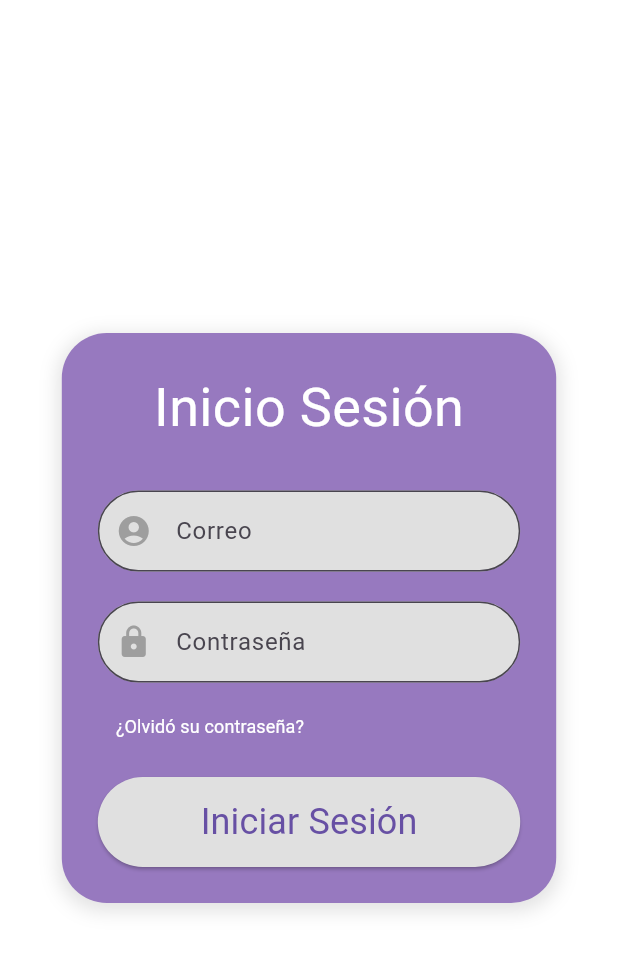
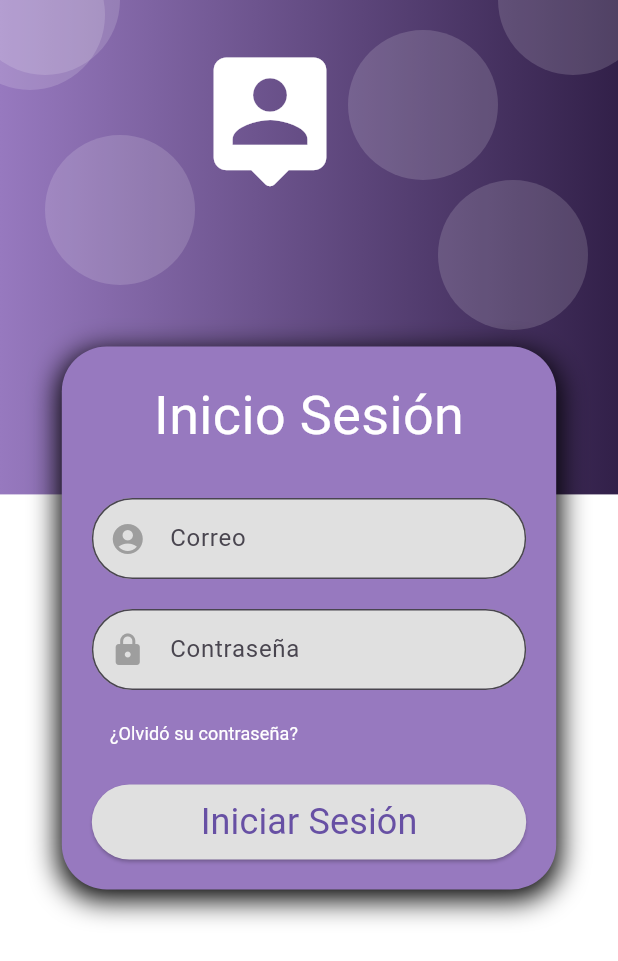
Before and after one commit to Bxnj1ta/Residencias, a Flutter app: the screen it shows after launch, on a phone screen of 412 x 824 dp. Shown: the top 961 px of the screen. Run offline on Flutter 3.47's test engine with Material 3 defaults, Android fonts, the phone set to English and light mode, and no system bars.

Commit message:
Cambios detail y login

```diff
--- a/lib/screens/daily/daily_screen.dart
+++ b/lib/screens/daily/daily_screen.dart
@@ -27,7 +27,7 @@ class DailyScreen extends StatelessWidget {
               itemCount: residencias.length,
               itemBuilder: (context, index) {
                 return Card(
-                  color: const Color.fromARGB(255, 151, 121, 191),
+                  color: const Color.fromARGB(255, 184, 130, 255),
                   margin:
                       const EdgeInsets.symmetric(horizontal: 16, vertical: 8),
                   shape: RoundedRectangleBorder(
@@ -37,9 +37,9 @@ class DailyScreen extends StatelessWidget {
                         //Color amarillo para estados "en proceso", rojo para estados "pendiente"
                         size: 34,
                         color: Colors.yellow),
-                    title: Text(residencias[index]['distancia']!),
-                    subtitle: Text(residencias[index]['direccion']!),
-                    trailing: const Icon(Icons.chevron_right),
+                    title: Text(residencias[index]['distancia']!, style: TextStyle(color: const Color.fromARGB(255, 223, 223, 223), fontWeight: FontWeight.bold)),
+                    subtitle: Text(residencias[index]['direccion']!, style: TextStyle(color: Color.fromARGB(255, 223, 223, 223))),
+                    trailing: const Icon(Icons.chevron_right, color: Color.fromARGB(255, 223, 223, 223)),
                     contentPadding: const EdgeInsets.symmetric(horizontal: 16),
                     onTap: () {
                       Navigator.pushNamed(context, 'detalle');
@@ -51,7 +51,6 @@ class DailyScreen extends StatelessWidget {
           ),
         ],
       ),
-      //bottomNavigationBar: const BotonAbajoScreen(),
     );
   }
 }
--- a/lib/screens/detail/detalle_screen.dart
+++ b/lib/screens/detail/detalle_screen.dart
@@ -19,21 +19,13 @@ class _ResidenciaDetalleScreenState extends State<ResidenciaDetalleScreen> {
         padding: const EdgeInsets.fromLTRB(20, 0, 20, 0),
         child: Container(
           padding: const EdgeInsets.all(20),
-          decoration: BoxDecoration(
-            color: const Color.fromARGB(255, 136, 85, 203),
-            border: Border.all(color: const Color.fromARGB(255, 151, 121, 191)),
-            borderRadius: BorderRadius.circular(20),
-          ),
+          decoration: _cardDecoration(const Color.fromARGB(255, 136, 85, 203)),
           child: Column(
             crossAxisAlignment: CrossAxisAlignment.start,
             children: [
               Container(
                 height: 250,
-                decoration: BoxDecoration(
-                  color: Colors.white,
-                  border: Border.all(color: const Color.fromARGB(255, 151, 121, 191)),
-                  borderRadius: BorderRadius.circular(20),
-                ),
+                decoration: _cardDecoration(Colors.white),
                 child: const Center(
                   child: Text('Colocar mapa'),
                 ),
@@ -125,3 +117,8 @@ class _ResidenciaDetalleScreenState extends State<ResidenciaDetalleScreen> {
     );
   }
 }
+BoxDecoration _cardDecoration(color) => BoxDecoration(
+            color: color,
+            border: Border.all(color: const Color.fromARGB(255, 151, 121, 191)),
+            borderRadius: BorderRadius.circular(20),
+          );
--- a/lib/screens/login_screen.dart
+++ b/lib/screens/login_screen.dart
@@ -1,4 +1,5 @@
 import 'package:flutter/material.dart';
+import 'package:residencias/widgets/login/login_container2.dart';
 
 class LoginScreen extends StatelessWidget {
   const LoginScreen({super.key});
@@ -18,20 +19,23 @@ class LoginScreen extends StatelessWidget {
       data: localTheme,
       child: Scaffold(
         backgroundColor: Colors.white,
-        body: Center(
-          child: SingleChildScrollView(
-            child: Container(
+        body: Stack(
+              children: [
+                const LoginContainer2(),
+                Center(
+                  child:
+                    Container(
                       width: MediaQuery.of(context).size.width * 0.80,
-              padding: const EdgeInsets.all(24),
+                      padding: const EdgeInsets.all(20),
                       decoration: BoxDecoration(
                         color: Theme.of(context).primaryColor,
                         borderRadius: BorderRadius.circular(30),
                         boxShadow: [
                           BoxShadow(
-                    color: Colors.grey.withOpacity(0.3),
+                            color: Colors.black,
                             spreadRadius: 2,
-                    blurRadius: 10,
-                    offset: const Offset(0, 3),
+                            blurRadius: 15,
+                            offset: const Offset(0, 5),
                           ),
                         ],
                       ),
@@ -87,7 +91,7 @@ class LoginScreen extends StatelessWidget {
                           ),
                           const SizedBox(height: 10),
                           SizedBox(
-                    height: 60,
+                            height: 50,
                             width: double.infinity,
                             child: ElevatedButton(
                               onPressed: () {
@@ -114,6 +118,7 @@ class LoginScreen extends StatelessWidget {
                       ),
                     ),
                 ),
+              ],
             ),
           ),
     );
--- /dev/null
+++ b/lib/widgets/buble.dart
@@ -0,0 +1,15 @@
+import 'package:flutter/material.dart';
+
+class Buble extends StatelessWidget {
+  const Buble({super.key});
+  @override
+  Widget build(BuildContext context) {
+    return Container(
+      width: 100,
+      height: 100,
+      decoration: BoxDecoration(
+          borderRadius: BorderRadius.circular(100),
+          color: const Color.fromRGBO(255, 255, 255, 0.15)),
+    );
+  }
+}
--- /dev/null
+++ b/lib/widgets/login/login_container2.dart
@@ -0,0 +1,31 @@
+import 'package:flutter/material.dart';
+import 'package:residencias/widgets/widgets.dart';
+
+class LoginContainer2 extends StatelessWidget {
+  const LoginContainer2({super.key});
+
+  @override
+  Widget build(BuildContext context) {
+    final sizeScreen = MediaQuery.of(context).size;
+    return Container(
+      width: double.infinity,
+      height: sizeScreen.height * 0.4,
+      decoration: const BoxDecoration(
+          gradient: LinearGradient(colors: [
+        Color.fromARGB(255, 151, 121, 191),
+        Color.fromARGB(255, 50, 32, 73),
+      ])),
+      child: const Stack(
+        children: [
+          Positioned(top: 30, left: 130, child: Icon(Icons.person_pin_rounded, color: Colors.white, size: 100)),
+          Positioned(top: 90, left: 30, child: Buble()),
+          Positioned(top: -40, left: -30, child: Buble()),
+          Positioned(top: -50, left: -20, child: Buble()),
+          Positioned(top: 120, right: 20, child: Buble()),
+          Positioned(top: 20, right: 80, child: Buble()),
+          Positioned(top: -50, right: -20, child: Buble()),
+        ],
+      ),
+    );
+  }
+}
--- a/lib/widgets/widgets.dart
+++ b/lib/widgets/widgets.dart
@@ -1,3 +1,3 @@
-
 export 'package:residencias/widgets/opciones_perfil.dart';
 export 'package:residencias/widgets/custom_app_bar.dart';
+export 'package:residencias/widgets/buble.dart';
```
Lines whose indentation alone changed are shown as unchanged.
